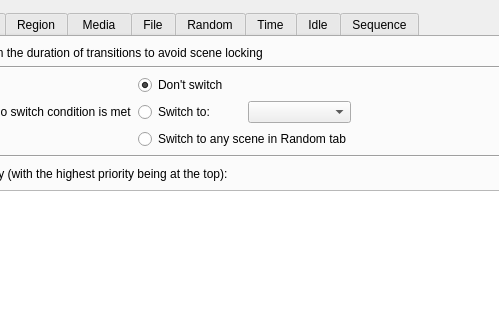
WarmUpTill/SceneSwitcher, file forms/advanced-scene-switcher.ui: the form before one commit; both pictures show x 340 to 839 and y 0 to 320 of the 1100 by 600 pixel window.
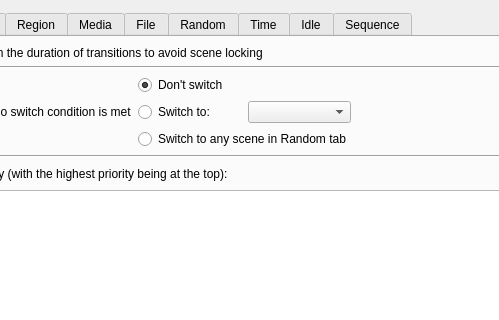
The form after the commit. Icons and pictures are not drawn.

Commit message: save and load tab order

The edit to the form file:
```diff
--- a/forms/advanced-scene-switcher.ui
+++ b/forms/advanced-scene-switcher.ui
@@ -2038,7 +2038,7 @@
      </widget>
      <widget class="QWidget" name="mediaTab">
       <attribute name="title">
-       <string notr="true"> Media </string>
+       <string notr="true">Media</string>
       </attribute>
       <layout class="QVBoxLayout" name="verticalLayout_28">
        <item>
```
The commit also changes 4 other files.
